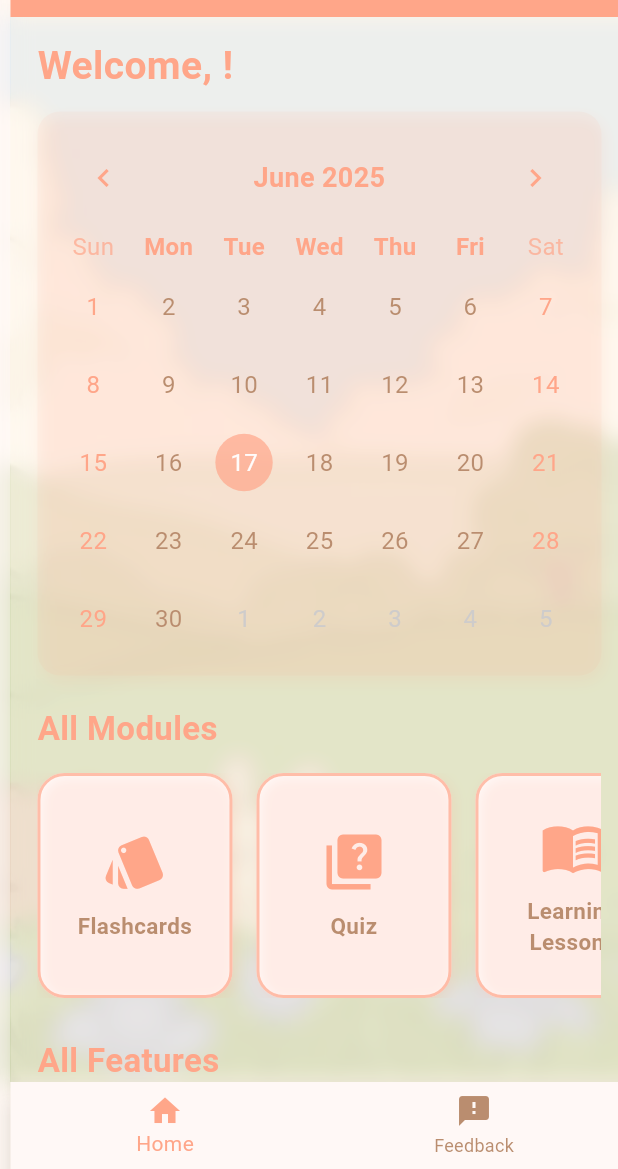
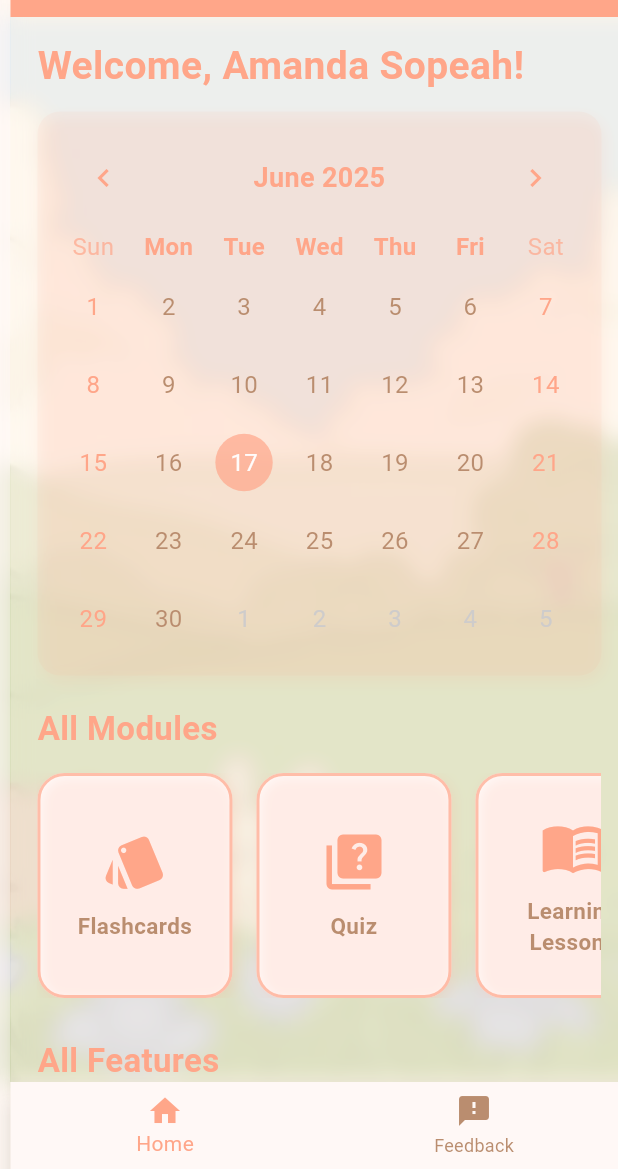
Before and after one commit to mvrexo/studybuddy1, a Flutter app: the screen it shows after launch, after a tap on "Login", on a phone screen of 412 x 824 dp, the part 67-1236 px from its top. Run offline on Flutter 3.47's test engine with Material 3 defaults, Android fonts, the phone set to English and light mode, and no system bars; drawn by our look-alikes of table_calendar; our stand-ins replace animated_text_kit, google_fonts, lottie, printing, screenshot, shared_preferences; network calls fail; Roboto replaces fonts that are missing (AlfaSlabOne).

Commit message:
Update dashboard.dart

```diff
--- a/lib/screens/dashboard.dart
+++ b/lib/screens/dashboard.dart
@@ -462,7 +462,7 @@ class _DashboardScreenState extends State<DashboardScreen> {
                   crossAxisAlignment: CrossAxisAlignment.start,
                   children: [
                     Text(
-                      'Welcome, $userName!',
+                      'Welcome, Amanda Sopeah!',
                       style: TextStyle(
                         fontSize: 26,
                         fontWeight: FontWeight.bold,
```
